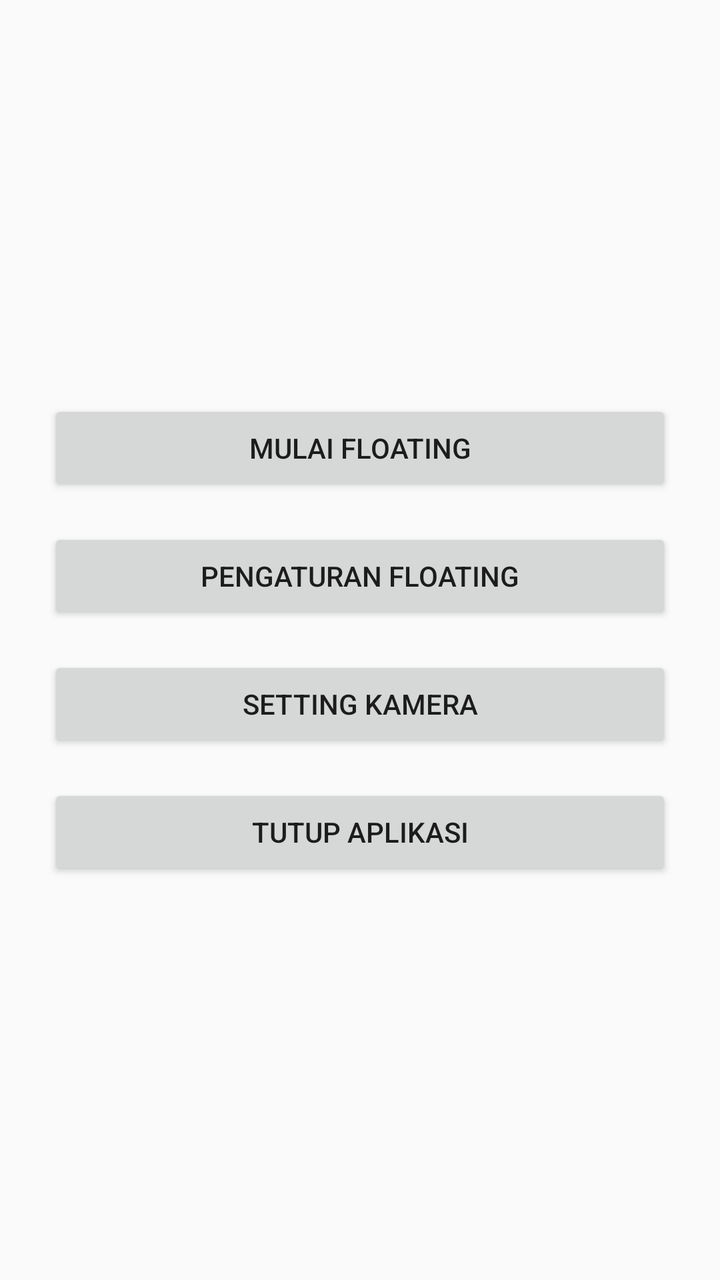
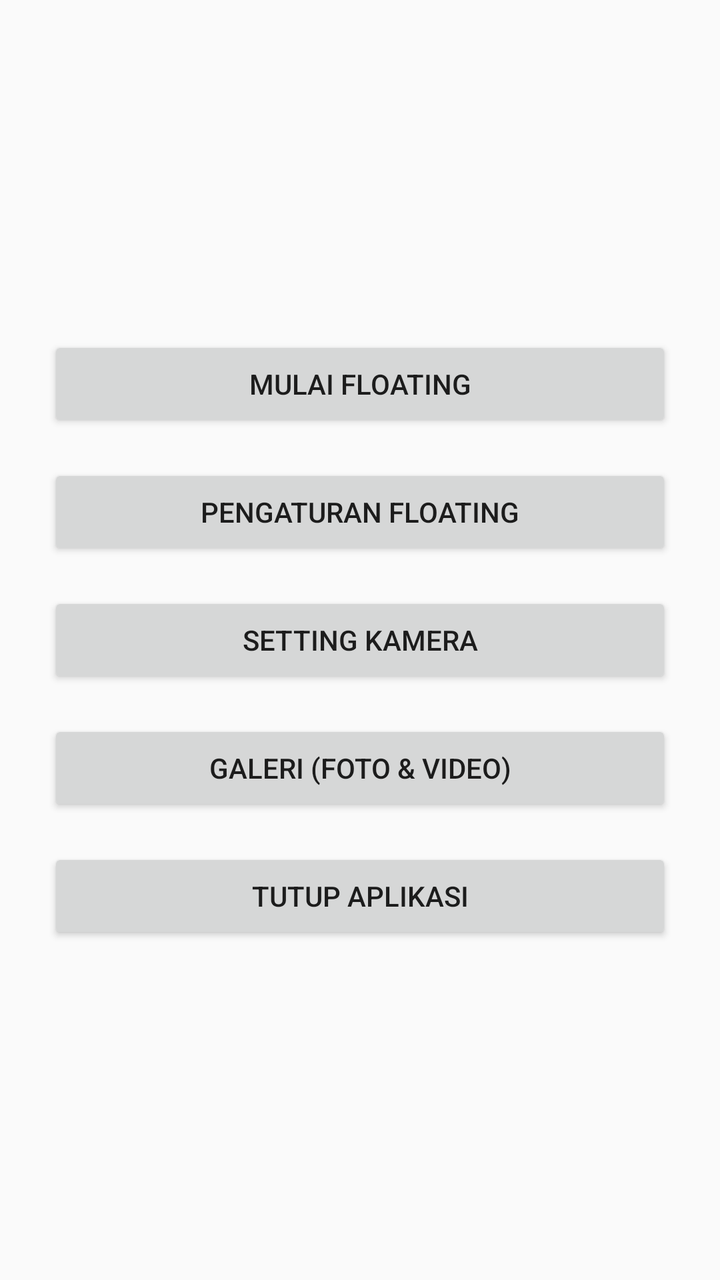

Two renders of the same Android screen: before a commit and after it. Below are the layout's source before the change and the commit's diff.
<!-- AndroidManifest.xml: application theme Theme.AppCompat.DayNight.NoActionBar -->
<!-- res/layout/activity_main.xml -->
<?xml version="1.0" encoding="utf-8"?>
<LinearLayout xmlns:android="http://schemas.android.com/apk/res/android"
    android:layout_width="match_parent"
    android:layout_height="match_parent"
    android:orientation="vertical"
    android:gravity="center"
    android:padding="24dp">

    <Button
        android:id="@+id/btnFloating"
        android:layout_width="match_parent"
        android:layout_height="wrap_content"
        android:text="Mulai floating" />

    <Button
        android:id="@+id/btnDrag"
        android:layout_width="match_parent"
        android:layout_height="wrap_content"
        android:layout_marginTop="16dp"
        android:text="Pengaturan floating" />

    <Button
        android:id="@+id/btnCamera"
        android:layout_width="match_parent"
        android:layout_height="wrap_content"
        android:layout_marginTop="16dp"
        android:text="Setting kamera" />

    <Button
        android:id="@+id/btnClose"
        android:layout_width="match_parent"
        android:layout_height="wrap_content"
        android:layout_marginTop="16dp"
        android:text="Tutup aplikasi" />
</LinearLayout>
<!-- resources referenced by this layout -->
<resources>

</resources>

<!-- the commit's change to res/layout/activity_main.xml (unified diff, before → after) -->
@@ -27,6 +27,13 @@
         android:text="Setting kamera" />
 
     <Button
+        android:id="@+id/btnGallery"
+        android:layout_width="match_parent"
+        android:layout_height="wrap_content"
+        android:layout_marginTop="16dp"
+        android:text="Galeri (foto &amp; video)" />
+
+    <Button
         android:id="@+id/btnClose"
         android:layout_width="match_parent"
         android:layout_height="wrap_content"
